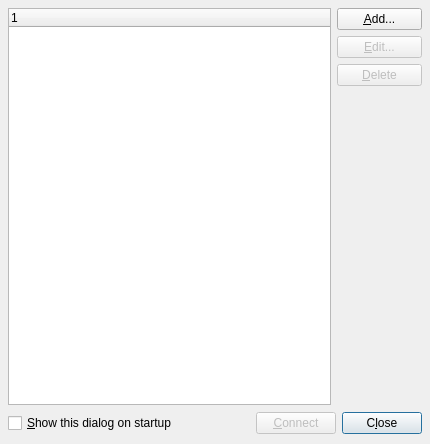
quassel/quassel, file src/qtui/ui/serverlistdlg.ui: the form before one commit.
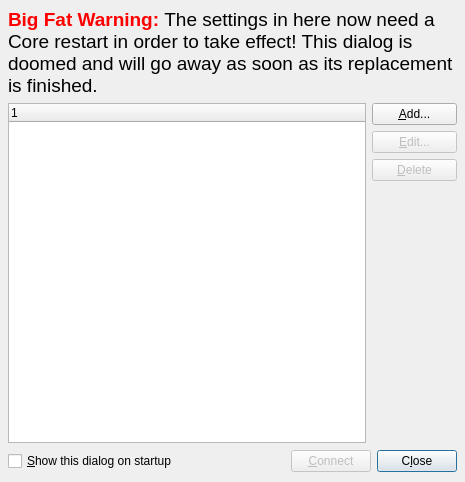
The form after the commit. Icons and pictures are not drawn.

Commit message:
This is the long-awaited monster commit, bringing you a redesigned core arch and new auth method... NOT STABLE! DO NOT USE! WORK IN PROGRESS! NOT CLEANED UP! NOT TESTED! YOU HAVE BEEN WARNED!
Known regressions:
* Networks always use the Default Identity from the _new_ dialog (accessible via the new SettingsDlg)
* No core config wizard. Will be back soon.
* No session save/restore, Will be back soon.
* Some more things, that you'll notice anyway.

```diff
--- a/src/qtui/ui/serverlistdlg.ui
+++ b/src/qtui/ui/serverlistdlg.ui
@@ -5,8 +5,8 @@
    <rect>
     <x>0</x>
     <y>0</y>
-    <width>430</width>
-    <height>444</height>
+    <width>465</width>
+    <height>482</height>
    </rect>
   </property>
   <property name="windowTitle" >
@@ -28,6 +28,34 @@
    <property name="spacing" >
     <number>6</number>
    </property>
+   <property name="leftMargin" >
+    <number>8</number>
+   </property>
+   <property name="topMargin" >
+    <number>8</number>
+   </property>
+   <property name="rightMargin" >
+    <number>8</number>
+   </property>
+   <property name="bottomMargin" >
+    <number>8</number>
+   </property>
+   <item>
+    <widget class="QLabel" name="label" >
+     <property name="text" >
+      <string>&lt;html>&lt;head>&lt;meta name="qrichtext" content="1" />&lt;style type="text/css">
+p, li { white-space: pre-wrap; }
+&lt;/style>&lt;/head>&lt;body style=" font-family:'DejaVu Sans'; font-size:11pt; font-weight:400; font-style:normal;">
+&lt;p style=" margin-top:0px; margin-bottom:0px; margin-left:0px; margin-right:0px; -qt-block-indent:0; text-indent:0px;">&lt;span style=" font-size:14pt; font-weight:600; color:#ff0000;">Big Fat Warning: &lt;/span>&lt;span style=" font-size:14pt; color:#000000;">The settings in here now need a Core restart in order to take effect! This dialog is doomed and will go away as soon as its replacement is finished.&lt;/span>&lt;/p>&lt;/body>&lt;/html></string>
+     </property>
+     <property name="alignment" >
+      <set>Qt::AlignLeading|Qt::AlignLeft|Qt::AlignTop</set>
+     </property>
+     <property name="wordWrap" >
+      <bool>true</bool>
+     </property>
+    </widget>
+   </item>
    <item>
     <layout class="QHBoxLayout" >
      <property name="margin" >
@@ -50,6 +78,11 @@
        <property name="sortingEnabled" >
         <bool>false</bool>
        </property>
+       <column>
+        <property name="text" >
+         <string>1</string>
+        </property>
+       </column>
       </widget>
      </item>
      <item>
```
Left out of the diff: 60 changed lines with no effect on the pictures. The commit also changes 48 other files.
